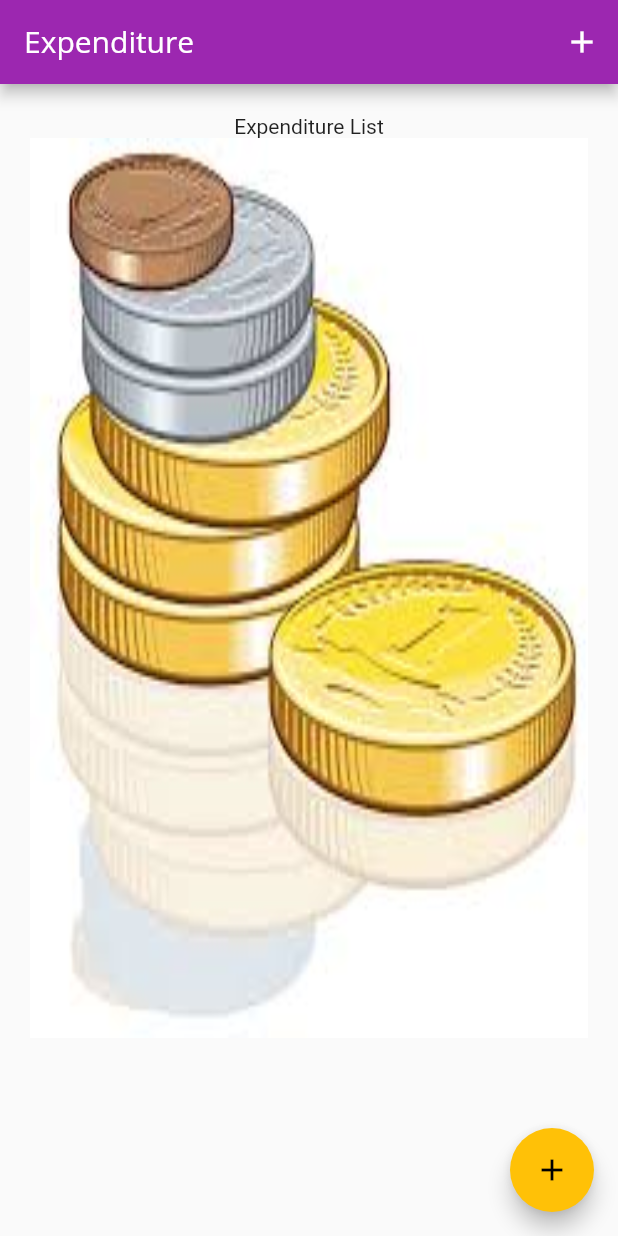
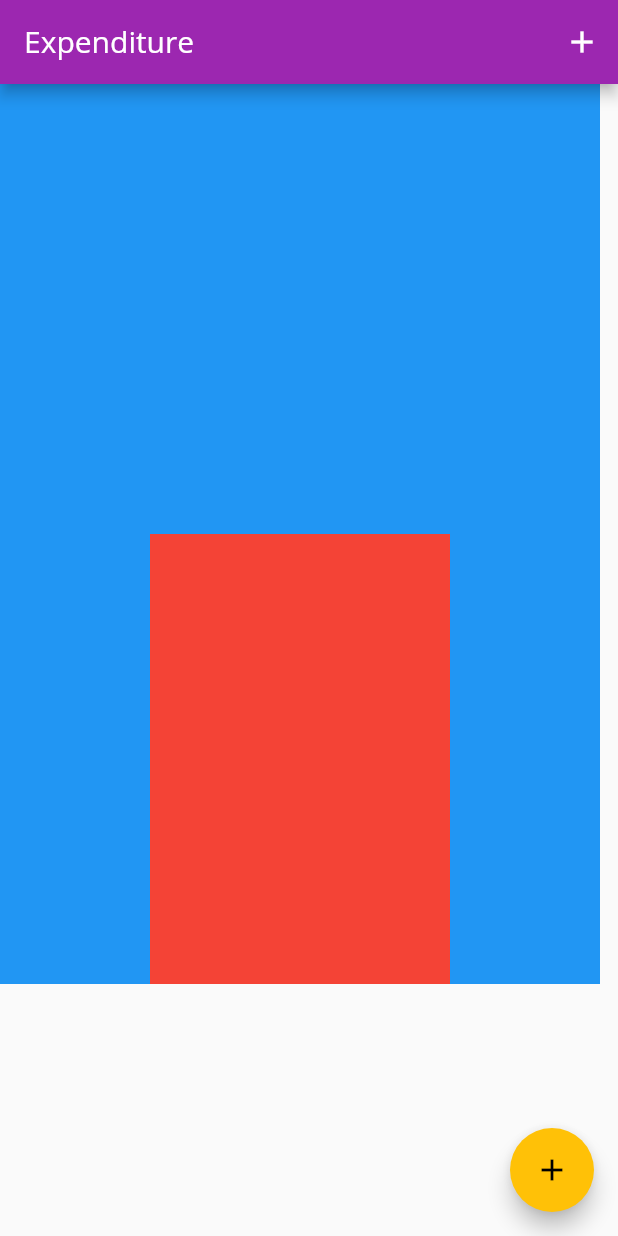
Before and after one commit to abhi2718/FlutterNotes, a Flutter app: the screen it shows after launch, on a phone screen of 412 x 824 dp. Run offline on Flutter 3.47's test engine with Material 2 defaults, Android fonts, the phone set to English and light mode, and no system bars.

Commit message:
sized box

```diff
--- a/lib/main.dart
+++ b/lib/main.dart
@@ -4,25 +4,28 @@ import 'package:flutter/material.dart';
 import './widgets/screen.widgets/homeScreen.dart';
 import './models/transation.dart';
 import './widgets/components.widgets/addNewTransation.dart';
+import './notes/stack.dart';
+import './notes/sizedBox.dart';
+import './notes/fractionalSizedBox.dart';
 
-void main() => runApp(
-    MediaQuery(data: const MediaQueryData(), child: MaterialApp(
+void main() => runApp(MediaQuery(
+    data: const MediaQueryData(),
+    child: MaterialApp(
       home: _App(),
-      theme:ThemeData(
-        primarySwatch:Colors.purple,
-        accentColor: Colors.amber,
-        fontFamily:"Quicksand",
-        textTheme: ThemeData().textTheme.copyWith(labelMedium:const TextStyle(
-          fontFamily:"OpenSans",
-           fontSize:16,
-        )),
-        appBarTheme: const AppBarTheme(
-         titleTextStyle:TextStyle(
-           fontFamily:"OpenSans",
-           fontSize:20,
-         )
-        )
-      ),
+      theme: ThemeData(
+          primarySwatch: Colors.purple,
+          accentColor: Colors.amber,
+          fontFamily: "Quicksand",
+          textTheme: ThemeData().textTheme.copyWith(
+                  labelMedium: const TextStyle(
+                fontFamily: "OpenSans",
+                fontSize: 16,
+              )),
+          appBarTheme: const AppBarTheme(
+              titleTextStyle: TextStyle(
+            fontFamily: "OpenSans",
+            fontSize: 20,
+          ))),
     )));
 
 class _App extends StatefulWidget {
@@ -128,7 +131,10 @@ class _AppState extends State<_App> {
       body: SingleChildScrollView(
         child: Column(
           children: [
-            HomeScreen(transations: _transations),
+            // HomeScreen(transations: _transations),
+            //MyStack(),
+            //MySizedBox(),
+             MyFractionallySizedBox()
             //AddNewTransition(_addNewTransation),
           ],
         ),
--- /dev/null
+++ b/lib/notes/fractionalSizedBox.dart
@@ -0,0 +1,20 @@
+import 'package:flutter/material.dart';
+
+class MyFractionallySizedBox  extends StatelessWidget {
+  @override
+  Widget build(BuildContext context) {
+    return Container(
+      width: 400,
+      height: 600,
+       color:Colors.blue,
+      child:FractionallySizedBox(
+        alignment:Alignment.bottomCenter,
+        widthFactor: 0.5,
+        heightFactor: 0.5,
+        child:Container(
+          color:Colors.red,
+        )
+      )
+    );
+  }
+}
--- /dev/null
+++ b/lib/notes/notes.dart
@@ -0,0 +1,3 @@
+// map in js -> List.mp().tolist();
+// filter in js -> List.where().toList();
+// reduce in js -> list.fold(initialVal,(accumulator,item){});
```
Also changed, not shown: lib/notes/sizedBox.dart (added, +15 -0 lines), lib/notes/stack.dart (added, +37 -0 lines).
